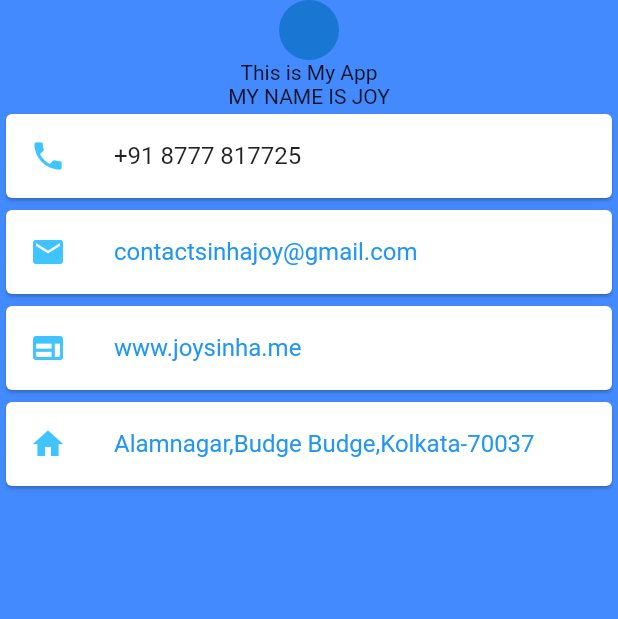
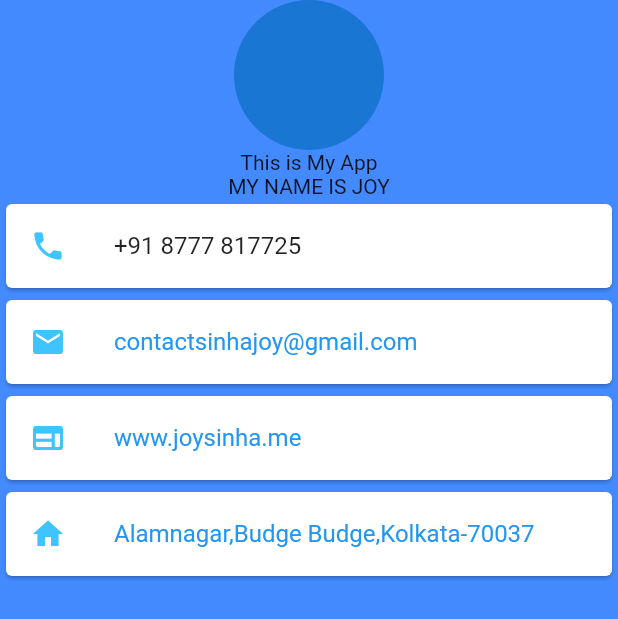
Before and after one commit to sinhajoy/Flutter, a Flutter app: the screen it shows after launch, on a phone screen of 412 x 824 dp. Shown: the top 619 px of the screen. Run offline on Flutter 3.47's test engine with Material 2 defaults, Android fonts, the phone set to English and light mode, and no system bars.

Commit message:
Update main.dart

```diff
--- a/portfolio/lib/main.dart
+++ b/portfolio/lib/main.dart
@@ -15,7 +15,9 @@ class MyApp extends StatelessWidget {
         body: Container(
           child: Column(
             children: [
-              CircleAvatar(),
+              CircleAvatar(
+                radius: 50.0,
+              ),
               Text("This is My App"),
               Text("MY NAME IS JOY"),
               Card(
```
